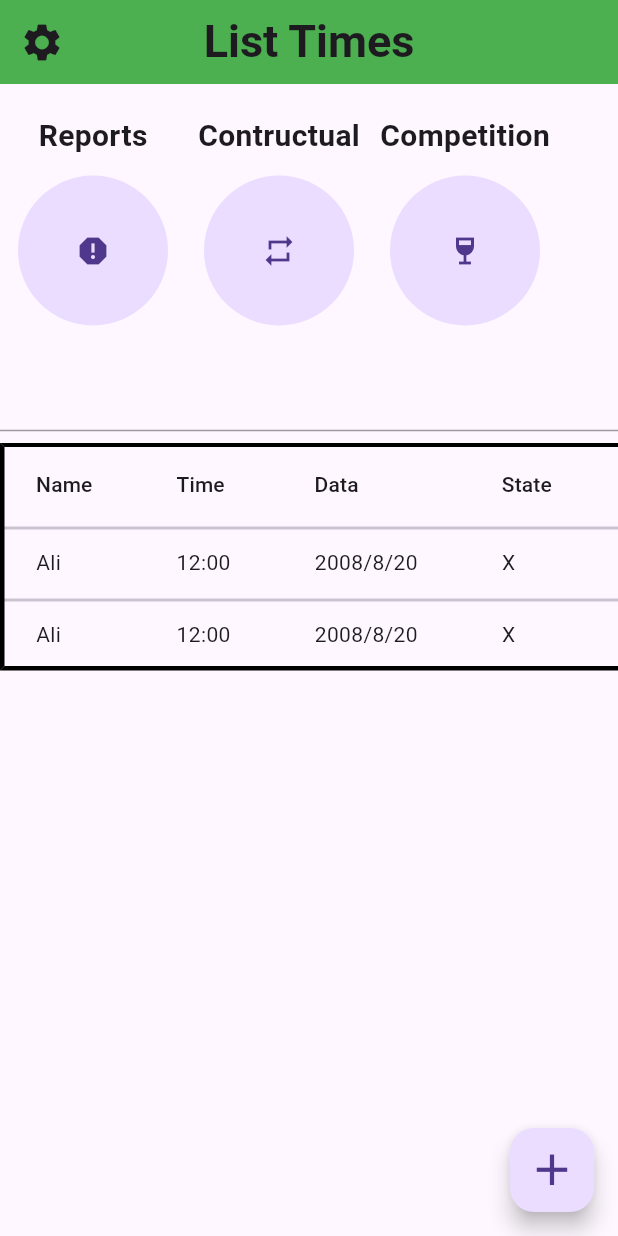
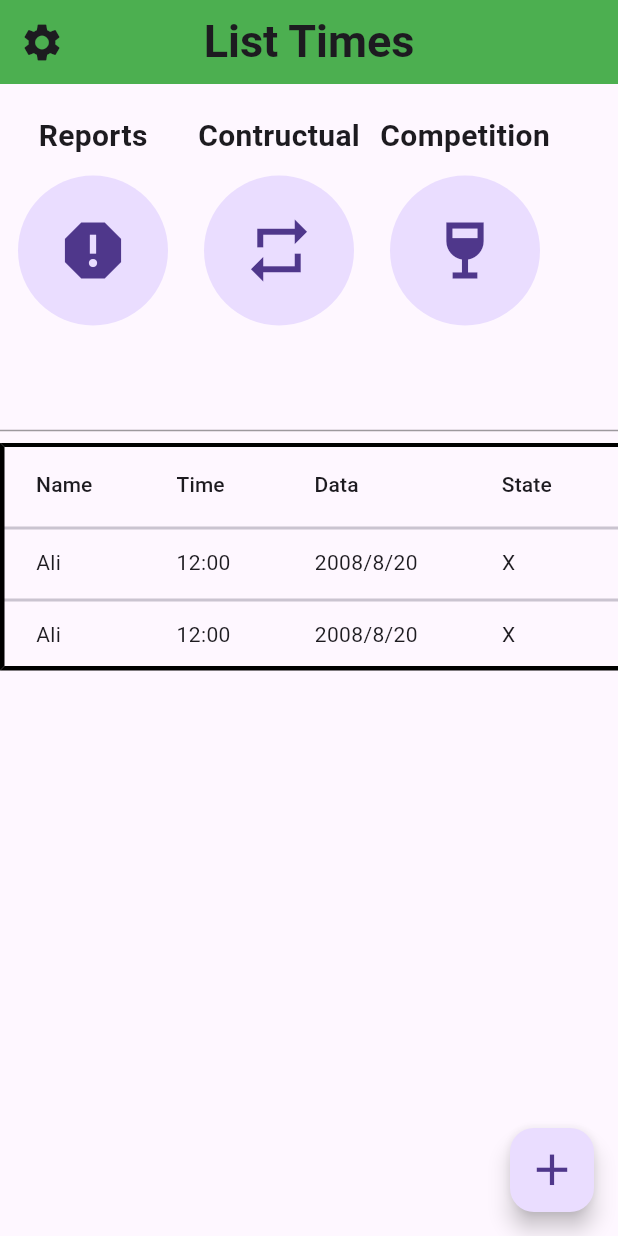
Before and after one commit to Ahmadi83/Gym-managnment-System, a Flutter app: the main_page screen opened directly, on a phone screen of 412 x 824 dp. Run offline on Flutter 3.47's test engine with Material 3 defaults, Android fonts, the phone set to English and light mode, and no system bars; our stand-ins replace sqflite; accounts and stored records are empty.

```diff
--- a/lib/main.dart
+++ b/lib/main.dart
@@ -1,13 +1,13 @@
 import 'package:final_project/Add_Time.dart';
-import 'package:final_project/login%20form.dart';
-import 'package:final_project/main_page.dart';
+import 'package:final_project/Contructual.dart';
 import 'package:final_project/splashscreen.dart';
 import 'package:flutter/material.dart';
 
 
 void main(){
  runApp(MaterialApp(
-   home: Add_time(),
+   debugShowCheckedModeBanner: false,
+   home: SplashScreen(),
  )) ;
 
 }
--- a/lib/main_page.dart
+++ b/lib/main_page.dart
@@ -1,3 +1,6 @@
+import 'package:final_project/Reports.dart';
+import 'Contructual.dart';
+import 'Add competiton.dart';
 import 'package:flutter/cupertino.dart';
 import 'package:flutter/material.dart';
 import 'package:flutter/rendering.dart';
@@ -17,6 +20,7 @@ class _MyAppState extends State<main_page> {
   @override
   Widget build(BuildContext context) {
     return Scaffold(
+     // backgroundColor: Colors.orange[100],
       floatingActionButton: FloatingActionButton(
         child: Icon(Icons.add,size: 35,),splashColor: Colors.greenAccent,
           onPressed: (){
@@ -43,9 +47,9 @@ class _MyAppState extends State<main_page> {
           children: [
             Row(
               children: [
-              Circleavatar('Reports', Icon(Icons.report) ),
-              Circleavatar('Contructual',Icon( Icons.repeat) ),
-              Circleavatar('Competition', Icon( Icons.wine_bar) ),
+              Circleavatar('Reports', Icon(Icons.report,size: 50,), Report() ),
+              Circleavatar('Contructual',Icon( Icons.repeat,size: 50,),Contructual() ),
+              Circleavatar('Competition', Icon( Icons.wine_bar,size: 50,),Add_competition() ),
               ]),
             SizedBox(height: 50,),
             Divider(color: Colors.black38,),
@@ -93,14 +97,18 @@ class _MyAppState extends State<main_page> {
 
 
 
-   Circleavatar(name,icon,){
+   Circleavatar(name,icon,page){
    return Column(
      mainAxisAlignment: MainAxisAlignment.center,
       children: [
         Text('$name',style: TextStyle(fontSize: 20,fontWeight: FontWeight.bold),),
         Padding(
           padding: const EdgeInsets.all(12.0),
-          child: CircleAvatar(child: icon,radius: 50,),
+          child: GestureDetector(child: CircleAvatar(child: icon,radius: 50,),
+          onDoubleTap: (){
+            Navigator.pushReplacement(context, MaterialPageRoute(builder: (context) => page,));
+          },
+          ),
         )
       ],);
   }
```
Also changed, not shown: lib/Database.dart (added, +50 -0 lines), pubspec.yaml (+8 -17 lines), pubspec.lock.
